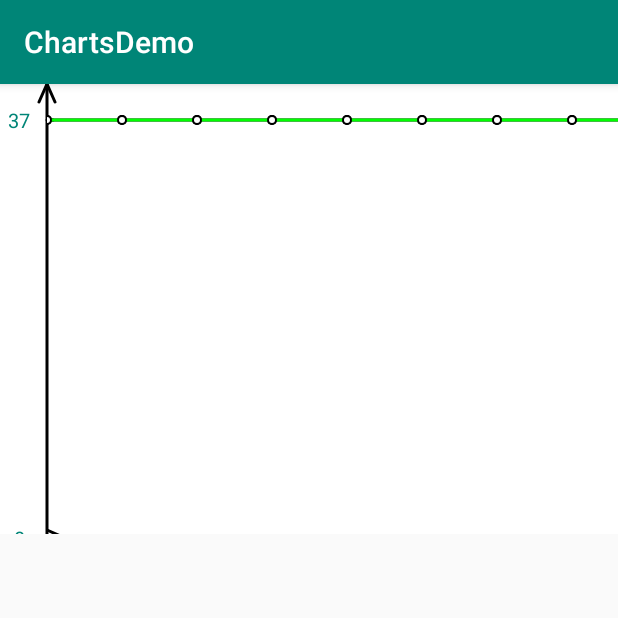
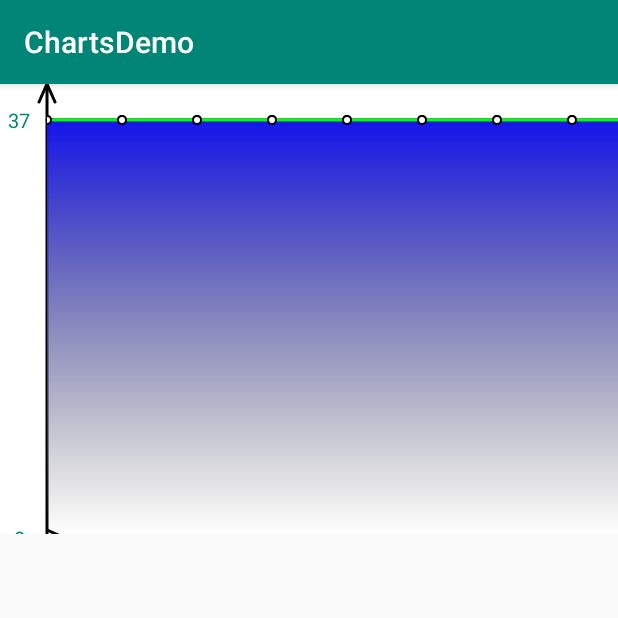
Before and after one commit to Rannver/ChartsDemo, an Android app: the LineActivity screen opened directly, with no data from a screen before it, on a phone screen of 412 x 824 dp, the top half of it. Run offline under Robolectric (Android 15) with nearby library versions, the phone set to English and light mode, and no system bars.

Commit message:
修复点击事件崩溃的bug

```diff
--- a/app/src/main/java/rannver/com/chartsdemo/activity/LineActivity.java
+++ b/app/src/main/java/rannver/com/chartsdemo/activity/LineActivity.java
@@ -36,10 +36,13 @@ public class LineActivity extends AppCompatActivity implements OnChartClickListe
         Log.d(TAG, "onCreate: "+lineChart);
         Log.d(TAG, "onCreate: "+ChartDataUtil.getLineChartData());
         try {
-            lineChart.addLinesMap(ChartDataUtil.getLineData());
-            LineData lineData = ChartDataUtil.getLineData();
-            lineData.setLineColor(Color.GREEN);
-            lineChart.addLinesMap(lineData);
+            LineData lineData2 = ChartDataUtil.getLineData();
+            lineData2.setFillColor(Color.YELLOW);
+            lineChart.addLinesMap(lineData2);
+            LineData lineData1 = ChartDataUtil.getLineData();
+            lineData1.setLineColor(Color.GREEN);
+            lineData1.setFillColor(Color.BLUE);
+            lineChart.addLinesMap(lineData1);
             lineChart.setOnChartClickListener(this);
         } catch (Exception e) {
             e.printStackTrace();
--- a/app/src/main/java/rannver/com/chartsdemo/view/LinesChartView.java
+++ b/app/src/main/java/rannver/com/chartsdemo/view/LinesChartView.java
@@ -549,15 +549,15 @@ public class LinesChartView extends View {
                     selectIndex = i;
                     isDrawSelectPoint = true;
                     selectlineData = lineData;
+                    if (onChartClickListener!=null){
+                        onChartClickListener.onClick(selectlineData.getPointDataList().get(selectIndex),selectIndex);
+                    }
+                    invalidate();//更新视图
+                    return;
                 }
             }
         }
 
-        invalidate();//更新视图
-
-        if (onChartClickListener!=null){
-            onChartClickListener.onClick(selectlineData.getPointDataList().get(selectIndex),selectIndex);
-        }
     }
 
     /**
```
